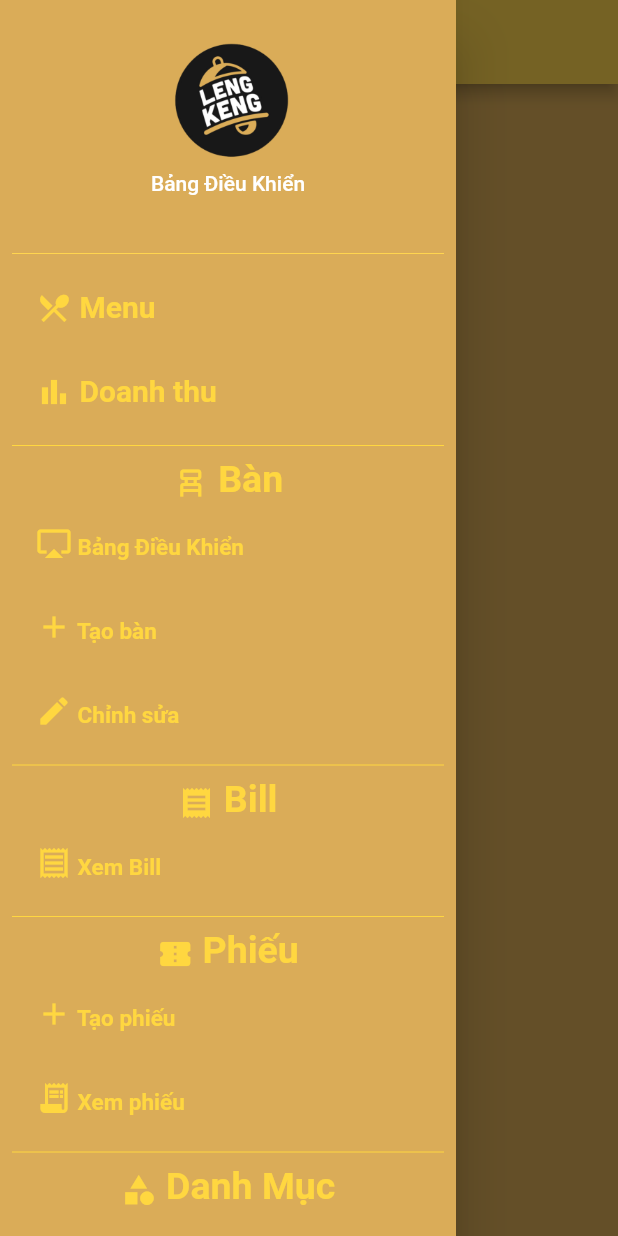
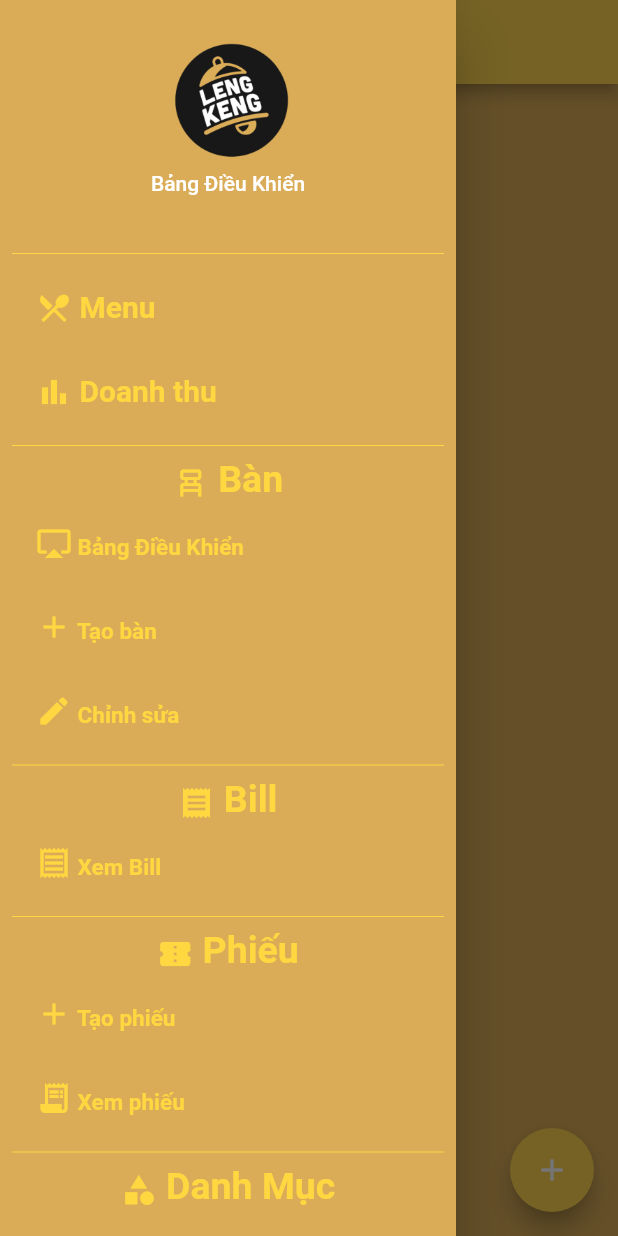
Before and after one commit to dim0147/Hai-Coffe-DenMo, a Flutter app: the ListCategoryScreen screen opened by its route, with the side drawer open, on a phone screen of 412 x 824 dp. Run offline on Flutter 3.47's test engine with Material 2 defaults, Android fonts, the light colour scheme and no system bars; our stand-ins replace extended_masked_text, flutter_slidable, get, hive, hive_flutter, image_picker and 3 more; accounts and stored records are empty; generated files the repository leaves out were written again.

Commit message:
Add floating button for screen list

```diff
--- a/lib/Controller/Category/ListCategoryController.dart
+++ b/lib/Controller/Category/ListCategoryController.dart
@@ -54,4 +54,8 @@ class ListCategoryController extends GetxController
       Utils.showSnackBar('Lỗi', err.toString());
     }
   }
+
+  void onFloatingBtn() {
+    Get.offNamed('/category/add');
+  }
 }
--- a/lib/Controller/Item/ListItemController.dart
+++ b/lib/Controller/Item/ListItemController.dart
@@ -67,4 +67,8 @@ class ListItemController extends GetxController
       Utils.showSnackBar('Lỗi', err.toString());
     }
   }
+
+  void onFloatingBtn() {
+    Get.offNamed('/item/add');
+  }
 }
--- a/lib/Controller/Phieu/ListPhieuController.dart
+++ b/lib/Controller/Phieu/ListPhieuController.dart
@@ -87,4 +87,8 @@ class ListPhieuController extends GetxController {
       Utils.showSnackBar('Lỗi', err.toString());
     }
   }
+
+  void onFloatingBtn() {
+    Get.offNamed('/phieu/add');
+  }
 }
--- a/lib/Controller/Table/ListTableController.dart
+++ b/lib/Controller/Table/ListTableController.dart
@@ -41,4 +41,8 @@ class ListTableController extends GetxController
       Utils.showSnackBar('Lỗi', err.toString());
     }
   }
+
+  void onFloatingBtn() {
+    Get.offNamed('/table/add');
+  }
 }
--- a/lib/Screen/Bill/ListBillScreen.dart
+++ b/lib/Screen/Bill/ListBillScreen.dart
@@ -4,11 +4,8 @@ import 'package:get/get.dart';
 import 'package:hai_noob/App/Config.dart';
 import 'package:hai_noob/App/Utils.dart';
 import 'package:hai_noob/Controller/Bill/ListBillController.dart';
-import 'package:hai_noob/Controller/Phieu/ListPhieuController.dart';
 import 'package:hai_noob/DAO/BillDAO.dart';
-import 'package:hai_noob/DB/Database.dart';
 import 'package:hai_noob/Model/Bill.dart';
-import 'package:hai_noob/Model/Phieu.dart';
 import 'package:syncfusion_flutter_datepicker/datepicker.dart';
 
 import '../Component.dart';
--- a/lib/Screen/Category/ListCategoryScreen.dart
+++ b/lib/Screen/Category/ListCategoryScreen.dart
@@ -1,6 +1,7 @@
 import 'package:flutter/material.dart';
 import 'package:flutter_slidable/flutter_slidable.dart';
 import 'package:get/get.dart';
+import 'package:hai_noob/App/Config.dart';
 import 'package:hai_noob/Controller/Category/ListCategoryController.dart';
 import 'package:hai_noob/DB/Database.dart';
 
@@ -25,6 +26,11 @@ class ListCategoryScreen extends GetView<ListCategoryController> {
               );
             },
           ),
+        ),
+        floatingActionButton: FloatingActionButton(
+          onPressed: controller.onFloatingBtn,
+          child: const Icon(Icons.add),
+          backgroundColor: AppConfig.MAIN_COLOR,
         ),
       ),
     );
--- a/lib/Screen/Item/ListItemScreen.dart
+++ b/lib/Screen/Item/ListItemScreen.dart
@@ -107,6 +107,11 @@ class ListItemScreen extends GetView<ListItemController> {
             },
           ),
         ),
+        floatingActionButton: FloatingActionButton(
+          onPressed: controller.onFloatingBtn,
+          child: const Icon(Icons.add),
+          backgroundColor: AppConfig.MAIN_COLOR,
+        ),
       ),
     );
   }
--- a/lib/Screen/Phieu/ListPhieuScreen.dart
+++ b/lib/Screen/Phieu/ListPhieuScreen.dart
@@ -31,6 +31,11 @@ class ListPhieuScreen extends GetView<ListPhieuController> {
             TotalDisplay(),
             ListPhieu(),
           ],
+        ),
+        floatingActionButton: FloatingActionButton(
+          onPressed: controller.onFloatingBtn,
+          child: const Icon(Icons.add),
+          backgroundColor: AppConfig.MAIN_COLOR,
         ),
       ),
     );
--- a/lib/Screen/Table/ListTableScreen.dart
+++ b/lib/Screen/Table/ListTableScreen.dart
@@ -1,6 +1,7 @@
 import 'package:flutter/material.dart';
 import 'package:flutter_slidable/flutter_slidable.dart';
 import 'package:get/get.dart';
+import 'package:hai_noob/App/Config.dart';
 import 'package:hai_noob/Controller/Table/ListTableController.dart';
 import 'package:hai_noob/Model/TableLocal.dart';
 
@@ -25,6 +26,11 @@ class ListTableScreen extends GetView<ListTableController> {
               );
             },
           ),
+        ),
+        floatingActionButton: FloatingActionButton(
+          onPressed: controller.onFloatingBtn,
+          child: const Icon(Icons.add),
+          backgroundColor: AppConfig.MAIN_COLOR,
         ),
       ),
     );
```
